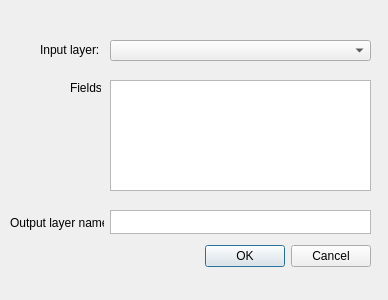
Above: dissolve_related/dissolve_related_dialog_base.ui from pandryk/PythonRepo before the change. Below: the same form after it.
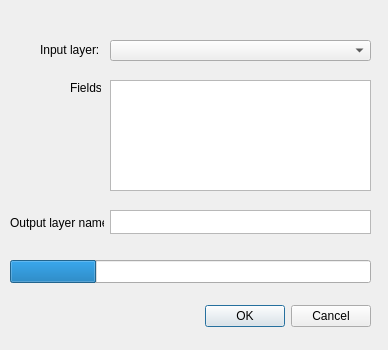
That is the form after the change.

Commit message: Progress and lock form

What changed in the file:
```diff
--- a/dissolve_related/dissolve_related_dialog_base.ui
+++ b/dissolve_related/dissolve_related_dialog_base.ui
@@ -7,9 +7,27 @@
     <x>0</x>
     <y>0</y>
     <width>388</width>
-    <height>300</height>
+    <height>350</height>
    </rect>
   </property>
+  <property name="sizePolicy">
+   <sizepolicy hsizetype="Preferred" vsizetype="Preferred">
+    <horstretch>0</horstretch>
+    <verstretch>0</verstretch>
+   </sizepolicy>
+  </property>
+  <property name="minimumSize">
+   <size>
+    <width>388</width>
+    <height>350</height>
+   </size>
+  </property>
+  <property name="maximumSize">
+   <size>
+    <width>388</width>
+    <height>350</height>
+   </size>
+  </property>
   <property name="windowTitle">
    <string>Dissolve Related</string>
   </property>
@@ -17,7 +35,7 @@
    <property name="geometry">
     <rect>
      <x>30</x>
-     <y>240</y>
+     <y>300</y>
      <width>341</width>
      <height>32</height>
     </rect>
@@ -98,6 +116,25 @@
     <string>Output layer name:</string>
    </property>
   </widget>
+  <widget class="QProgressBar" name="progressBar">
+   <property name="geometry">
+    <rect>
+     <x>10</x>
+     <y>260</y>
+     <width>361</width>
+     <height>23</height>
+    </rect>
+   </property>
+   <property name="layoutDirection">
+    <enum>Qt::LeftToRight</enum>
+   </property>
+   <property name="value">
+    <number>24</number>
+   </property>
+   <property name="textVisible">
+    <bool>false</bool>
+   </property>
+  </widget>
  </widget>
  <resources/>
  <connections>
```
The commit also changes 2 other files.
